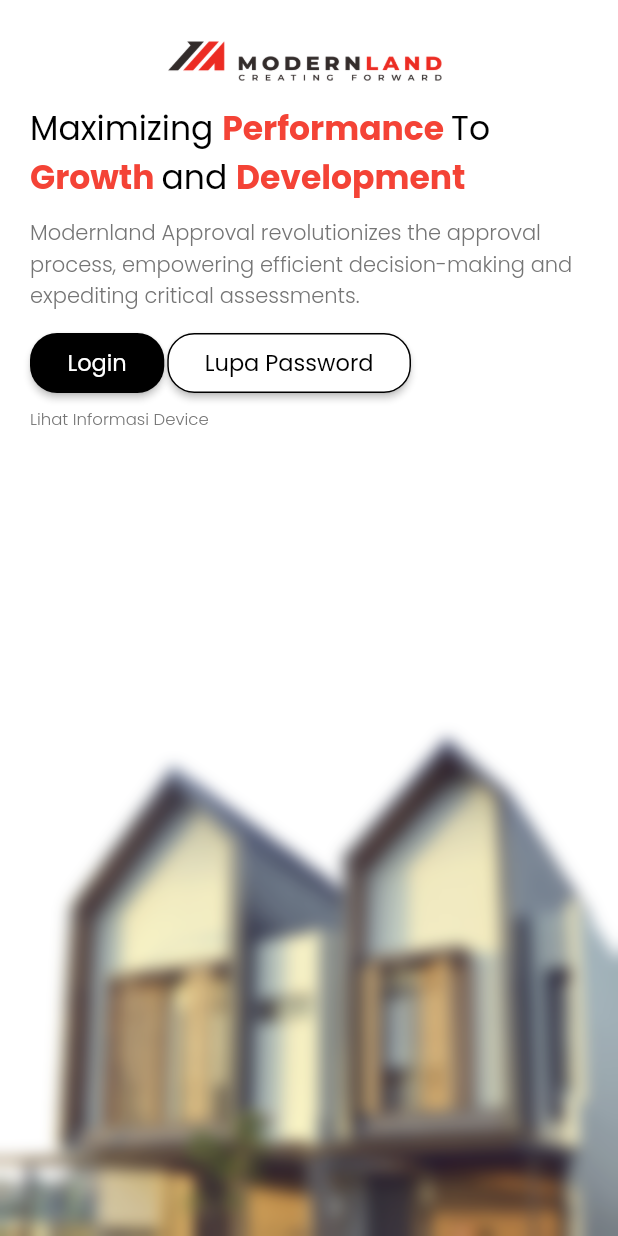
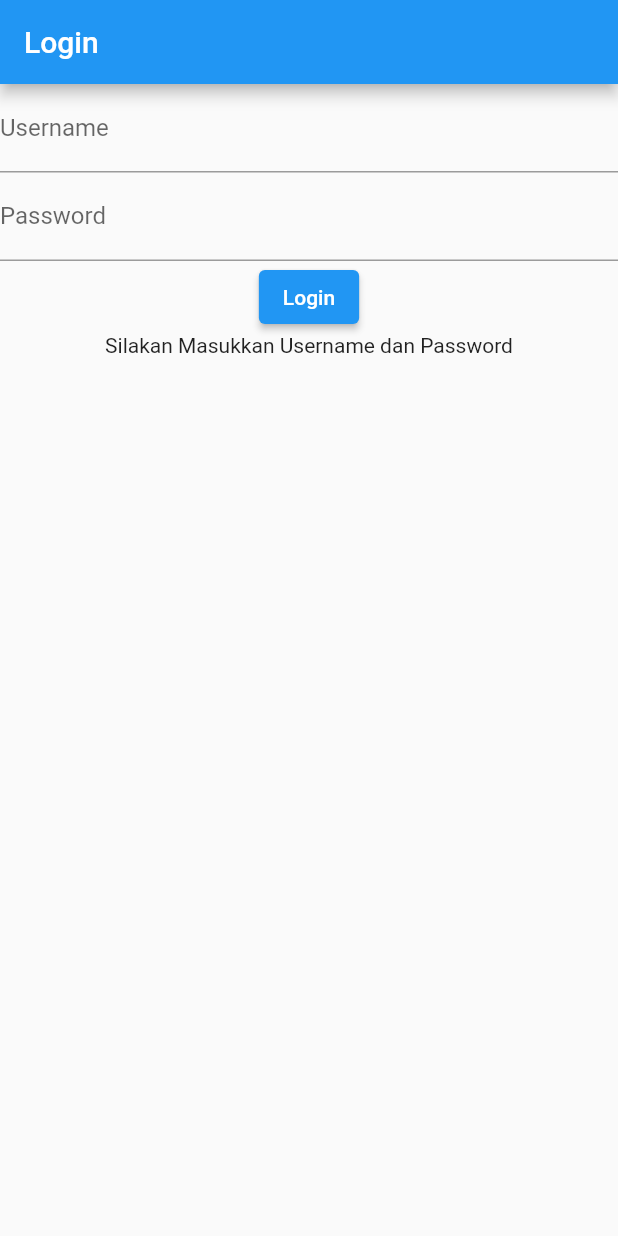
Before and after one commit to ptmodernland/Flutter-Modernland-SignFlow, a Flutter app: the screen it shows after launch, on a phone screen of 412 x 824 dp. Run offline on Flutter 3.47's test engine with Material 2 defaults, Android fonts, the phone set to English and light mode, and no system bars; our stand-ins replace device_info_plus, flutter_bloc, google_fonts, quickalert, shared_preferences; missing offline and left inert: dart_ipify.

Commit message:
Add session manager and login bloc example

```diff
--- /dev/null
+++ b/lib/bloc/login/login_bloc.dart
@@ -0,0 +1,26 @@
+import 'package:bwa_cozy/bloc/login/login_event.dart';
+import 'package:bwa_cozy/bloc/login/login_state.dart';
+import 'package:bwa_cozy/repos/login_repository.dart';
+import 'package:flutter_bloc/flutter_bloc.dart';
+
+class LoginBloc extends Bloc<LoginEvent, LoginState> {
+  final LoginRepository _loginRepository;
+
+  LoginBloc(this._loginRepository) : super(LoginInitial()) {
+    on<LoginButtonPressed>((event, emit) async {
+      emit(LoginLoading());
+      print("login loading");
+      await Future.delayed(Duration(seconds: 5));
+      try {
+        final request = await _loginRepository.login(event.payload);
+        if (request) {
+          emit(LoginSuccess());
+        } else {
+          emit(LoginFailure(error: request.toString()));
+        }
+      } catch (e) {
+        emit(LoginFailure(error: e.toString()));
+      }
+    });
+  }
+}
--- /dev/null
+++ b/lib/bloc/login/login_event.dart
@@ -0,0 +1,9 @@
+import 'package:bwa_cozy/bloc/login/login_payload.dart';
+
+abstract class LoginEvent {}
+
+class LoginButtonPressed extends LoginEvent {
+  final LoginPayload payload;
+
+  LoginButtonPressed(this.payload);
+}
--- /dev/null
+++ b/lib/bloc/login/login_payload.dart
@@ -0,0 +1,24 @@
+class LoginPayload {
+  final String username;
+  final String password;
+  final String token;
+  final String address;
+  final String ip;
+  final String brand;
+  final String model;
+  final String phonetype;
+  final String proses;
+
+  LoginPayload({
+    this.username = '',
+    this.password = '',
+    this.token = 'your_refreshed_token',
+    this.address = '123 Main Street',
+    this.ip = '192.168.0.1',
+    this.brand = 'Samsung',
+    this.model = 'Galaxy S21',
+    this.phonetype = 'smartphone',
+    this.proses = 'cek_login',
+  });
+
+}
--- /dev/null
+++ b/lib/bloc/login/login_state.dart
@@ -0,0 +1,11 @@
+
+
+abstract class LoginState {}
+
+class LoginInitial extends LoginState {}
+class LoginLoading extends LoginState {}
+class LoginSuccess extends LoginState {}
+class LoginFailure extends LoginState {
+  final String error;
+  LoginFailure({required this.error});
+}
--- a/lib/main.dart
+++ b/lib/main.dart
@@ -1,6 +1,7 @@
 import 'package:bwa_cozy/pages/container_home.dart';
 import 'package:bwa_cozy/pages/detail/detail_project_page.dart';
 import 'package:bwa_cozy/pages/home/home_page.dart';
+import 'package:bwa_cozy/pages/login_new_page.dart';
 import 'package:bwa_cozy/pages/splash/splash_screen.dart';
 import 'package:flutter/material.dart';
 
@@ -17,7 +18,7 @@ class MyApp extends StatelessWidget {
     return MaterialApp(
       color: Colors.black,
       debugShowCheckedModeBanner: false,
-      home: SplashScreenPage(),
+      home: LoginNewPage(),
     );
   }
 }
--- /dev/null
+++ b/lib/pages/login_new_page.dart
@@ -0,0 +1,83 @@
+import 'package:bwa_cozy/bloc/login/login_bloc.dart';
+import 'package:bwa_cozy/bloc/login/login_event.dart';
+import 'package:bwa_cozy/bloc/login/login_payload.dart';
+import 'package:bwa_cozy/bloc/login/login_state.dart';
+import 'package:bwa_cozy/repos/login_repository.dart';
+import 'package:flutter/material.dart';
+import 'package:flutter_bloc/flutter_bloc.dart';
+
+class LoginNewPage extends StatefulWidget {
+  @override
+  State<LoginNewPage> createState() => _LoginNewPageState();
+}
+
+class _LoginNewPageState extends State<LoginNewPage> {
+  final TextEditingController usernameController = TextEditingController();
+
+  final TextEditingController passwordController = TextEditingController();
+
+  @override
+  Widget build(BuildContext context) {
+    LoginRepository loginRepository = LoginRepository();
+    final loginBloc = LoginBloc(loginRepository);
+
+    return Scaffold(
+      appBar: AppBar(title: Text('Login')),
+      body: BlocProvider(
+        create: (context) => loginBloc,
+        child: Column(
+          children: [
+            TextField(
+              controller: usernameController,
+              decoration: InputDecoration(labelText: 'Username'),
+            ),
+            TextField(
+              controller: passwordController,
+              decoration: InputDecoration(labelText: 'Password'),
+              obscureText: true,
+            ),
+            ElevatedButton(
+              onPressed: () {
+                final payload = LoginPayload(
+                    username: usernameController.text,
+                    password: passwordController.text,
+                );
+                loginBloc.add(LoginButtonPressed(payload));
+              },
+              child: Text('Login'),
+            ),
+            BlocBuilder<LoginBloc, LoginState>(
+              builder: (context, state) {
+                if (state is LoginInitial) {
+                  return Text("Silakan Masukkan Username dan Password");
+                }
+                if (state is LoginLoading) {
+                  return Center(child: CircularProgressIndicator());
+                } else if (state is LoginFailure) {
+                  return Column(
+                    children: [
+                      Text('Login failed: ${state.error}'),
+                      ElevatedButton(
+                        onPressed: () {
+                          final payload = LoginPayload(
+                            username: usernameController.text,
+                            password: passwordController.text,
+                          );
+                          loginBloc.add(LoginButtonPressed(payload));
+                        },
+                        child: Text('Retry'),
+                      ),
+                    ],
+                  );
+                } else if (state is LoginSuccess) {
+                  return Text('Login successful!');
+                }
+                return Container();
+              },
+            ),
+          ],
+        ),
+      ),
+    );
+  }
+}
--- /dev/null
+++ b/lib/repos/login_repository.dart
@@ -0,0 +1,50 @@
+import 'package:bwa_cozy/bloc/login/login_payload.dart';
+import 'package:http/http.dart' as http;
+import 'dart:convert';
+
+class LoginRepository {
+  Future<bool> login(LoginPayload payload) async {
+    try {
+      // Prepare the request
+      var url = Uri.parse('https://api-approval.modernland.co.id/login.jsp');
+      // Set the form data
+      var body = {
+        'username': payload.username,
+        'password': payload.password,
+        'token': payload.token,
+        'address': payload.address,
+        'ip': payload.ip,
+        'brand': payload.brand,
+        'model': payload.model,
+        'phonetype': payload.phonetype,
+        'proses': 'cek_login'
+      };
+      print("loginLog Username "+payload.username);
+      print("loginLog Password "+payload.password);
+      // Send the request
+      var response = await http.post(url, body: body);
+      // Get the response body as a string
+      var responseBody = response.body;
+      print("168_login_response: $responseBody");
+      var jsonResponse = jsonDecode(responseBody);
+      // Extract the code and message fields
+      var resCode = jsonResponse['code'];
+      bool resStatus = jsonResponse['status'];
+      var resMessage = jsonResponse['message'];
+
+      if (response.statusCode == 200) {
+
+        if(resStatus){
+          return true;
+        }else{
+          return false;
+        }
+
+      } else {
+        return false;
+      }
+    } catch (error) {
+      throw Exception('An error occurred');
+    }
+  }
+}
--- a/pubspec.yaml
+++ b/pubspec.yaml
@@ -46,6 +46,7 @@ dependencies:
   quickalert: ^1.0.1
   device_info_plus: ^3.0.4
   dart_ipify: ^1.1.1
+  shared_preferences: ^2.1.1
 
 dev_dependencies:
   flutter_test:
```
Also changed, not shown: lib/bloc/login/login_response.dart (added, +45 -0 lines), lib/util/storage/sessionmanager/session_manager.dart (added, +55 -0 lines), pubspec.lock, 1 other file.
